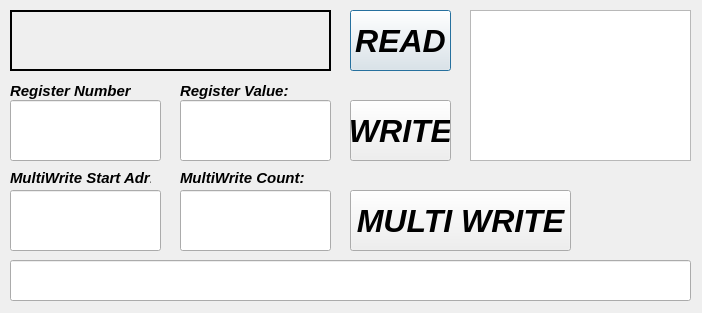
erenakyol09/modbus_rtu_programming, file design.ui: the form before one commit.
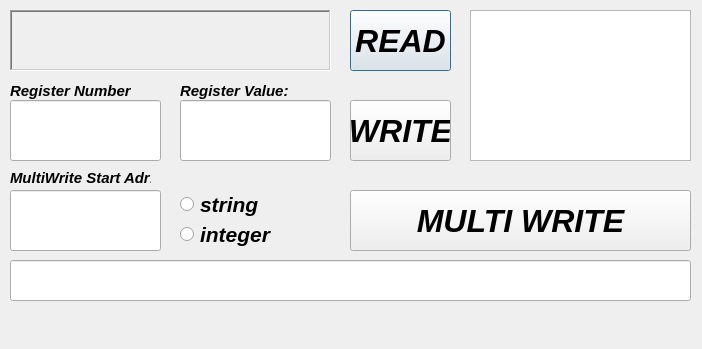
The form after the commit.

Commit message: sırayla fonksiyonlar ekleniyor.

Diff of the .ui file:
```diff
--- a/design.ui
+++ b/design.ui
@@ -7,7 +7,7 @@
     <x>0</x>
     <y>0</y>
     <width>702</width>
-    <height>313</height>
+    <height>349</height>
    </rect>
   </property>
   <property name="windowTitle">
@@ -57,6 +57,9 @@
    <property name="frameShape">
     <enum>QFrame::WinPanel</enum>
    </property>
+   <property name="frameShadow">
+    <enum>QFrame::Sunken</enum>
+   </property>
    <property name="text">
     <string/>
    </property>
@@ -169,7 +172,7 @@
     <rect>
      <x>350</x>
      <y>190</y>
-     <width>221</width>
+     <width>341</width>
      <height>61</height>
     </rect>
    </property>
@@ -195,16 +198,6 @@
     </rect>
    </property>
   </widget>
-  <widget class="QLineEdit" name="registerMultiWriteCount">
-   <property name="geometry">
-    <rect>
-     <x>180</x>
-     <y>190</y>
-     <width>151</width>
-     <height>61</height>
-    </rect>
-   </property>
-  </widget>
   <widget class="QLabel" name="label_4">
    <property name="geometry">
     <rect>
@@ -229,22 +222,530 @@
   <widget class="QLabel" name="label_5">
    <property name="geometry">
     <rect>
+     <x>10</x>
+     <y>310</y>
+     <width>681</width>
+     <height>31</height>
+    </rect>
+   </property>
+   <property name="palette">
+    <palette>
+     <active>
+      <colorrole role="WindowText">
+       <brush brushstyle="SolidPattern">
+        <color alpha="255">
+         <red>170</red>
+         <green>0</green>
+         <blue>0</blue>
+        </color>
+       </brush>
+      </colorrole>
+      <colorrole role="Button">
+       <brush brushstyle="SolidPattern">
+        <color alpha="255">
+         <red>85</red>
+         <green>170</green>
+         <blue>255</blue>
+        </color>
+       </brush>
+      </colorrole>
+      <colorrole role="Light">
+       <brush brushstyle="SolidPattern">
+        <color alpha="255">
+         <red>212</red>
+         <green>234</green>
+         <blue>255</blue>
+        </color>
+       </brush>
+      </colorrole>
+      <colorrole role="Midlight">
+       <brush brushstyle="SolidPattern">
+        <color alpha="255">
+         <red>148</red>
+         <green>202</green>
+         <blue>255</blue>
+        </color>
+       </brush>
+      </colorrole>
+      <colorrole role="Dark">
+       <brush brushstyle="SolidPattern">
+        <color alpha="255">
+         <red>42</red>
+         <green>85</green>
+         <blue>127</blue>
+        </color>
+       </brush>
+      </colorrole>
+      <colorrole role="Mid">
+       <brush brushstyle="SolidPattern">
+        <color alpha="255">
+         <red>57</red>
+         <green>113</green>
+         <blue>170</blue>
+        </color>
+       </brush>
+      </colorrole>
+      <colorrole role="Text">
+       <brush brushstyle="SolidPattern">
+        <color alpha="255">
+         <red>0</red>
+         <green>0</green>
+         <blue>0</blue>
+        </color>
+       </brush>
+      </colorrole>
+      <colorrole role="BrightText">
+       <brush brushstyle="SolidPattern">
+        <color alpha="255">
+         <red>255</red>
+         <green>255</green>
+         <blue>255</blue>
+        </color>
+       </brush>
+      </colorrole>
+      <colorrole role="ButtonText">
+       <brush brushstyle="SolidPattern">
+        <color alpha="255">
+         <red>0</red>
+         <green>0</green>
+         <blue>0</blue>
+        </color>
+       </brush>
+      </colorrole>
+      <colorrole role="Base">
+       <brush brushstyle="SolidPattern">
+        <color alpha="255">
+         <red>255</red>
+         <green>255</green>
+         <blue>255</blue>
+        </color>
+       </brush>
+      </colorrole>
+      <colorrole role="Window">
+       <brush brushstyle="SolidPattern">
+        <color alpha="255">
+         <red>85</red>
+         <green>170</green>
+         <blue>255</blue>
+        </color>
+       </brush>
+      </colorrole>
+      <colorrole role="Shadow">
+       <brush brushstyle="SolidPattern">
+        <color alpha="255">
+         <red>0</red>
+         <green>0</green>
+         <blue>0</blue>
+        </color>
+       </brush>
+      </colorrole>
+      <colorrole role="AlternateBase">
+       <brush brushstyle="SolidPattern">
+        <color alpha="255">
+         <red>170</red>
+         <green>212</green>
+         <blue>255</blue>
+        </color>
+       </brush>
+      </colorrole>
+      <colorrole role="ToolTipBase">
+       <brush brushstyle="SolidPattern">
+        <color alpha="255">
+         <red>255</red>
+         <green>255</green>
+         <blue>220</blue>
+        </color>
+       </brush>
+      </colorrole>
+      <colorrole role="ToolTipText">
+       <brush brushstyle="SolidPattern">
+        <color alpha="255">
+         <red>0</red>
+         <green>0</green>
+         <blue>0</blue>
+        </color>
+       </brush>
+      </colorrole>
+      <colorrole role="PlaceholderText">
+       <brush brushstyle="SolidPattern">
+        <color alpha="128">
+         <red>0</red>
+         <green>0</green>
+         <blue>0</blue>
+        </color>
+       </brush>
+      </colorrole>
+     </active>
+     <inactive>
+      <colorrole role="WindowText">
+       <brush brushstyle="SolidPattern">
+        <color alpha="255">
+         <red>170</red>
+         <green>0</green>
+         <blue>0</blue>
+        </color>
+       </brush>
+      </colorrole>
+      <colorrole role="Button">
+       <brush brushstyle="SolidPattern">
+        <color alpha="255">
+         <red>85</red>
+         <green>170</green>
+         <blue>255</blue>
+        </color>
+       </brush>
+      </colorrole>
+      <colorrole role="Light">
+       <brush brushstyle="SolidPattern">
+        <color alpha="255">
+         <red>212</red>
+         <green>234</green>
+         <blue>255</blue>
+        </color>
+       </brush>
+      </colorrole>
+      <colorrole role="Midlight">
+       <brush brushstyle="SolidPattern">
+        <color alpha="255">
+         <red>148</red>
+         <green>202</green>
+         <blue>255</blue>
+        </color>
+       </brush>
+      </colorrole>
+      <colorrole role="Dark">
+       <brush brushstyle="SolidPattern">
+        <color alpha="255">
+         <red>42</red>
+         <green>85</green>
+         <blue>127</blue>
+        </color>
+       </brush>
+      </colorrole>
+      <colorrole role="Mid">
+       <brush brushstyle="SolidPattern">
+        <color alpha="255">
+         <red>57</red>
+         <green>113</green>
+         <blue>170</blue>
+        </color>
+       </brush>
+      </colorrole>
+      <colorrole role="Text">
+       <brush brushstyle="SolidPattern">
+        <color alpha="255">
+         <red>0</red>
+         <green>0</green>
+         <blue>0</blue>
+        </color>
+       </brush>
+      </colorrole>
+      <colorrole role="BrightText">
+       <brush brushstyle="SolidPattern">
+        <color alpha="255">
+         <red>255</red>
+         <green>255</green>
+         <blue>255</blue>
+        </color>
+       </brush>
+      </colorrole>
+      <colorrole role="ButtonText">
+       <brush brushstyle="SolidPattern">
+        <color alpha="255">
+         <red>0</red>
+         <green>0</green>
+         <blue>0</blue>
+        </color>
+       </brush>
+      </colorrole>
+      <colorrole role="Base">
+       <brush brushstyle="SolidPattern">
+        <color alpha="255">
+         <red>255</red>
+         <green>255</green>
+         <blue>255</blue>
+        </color>
+       </brush>
+      </colorrole>
+      <colorrole role="Window">
+       <brush brushstyle="SolidPattern">
+        <color alpha="255">
+         <red>85</red>
+         <green>170</green>
+         <blue>255</blue>
+        </color>
+       </brush>
+      </colorrole>
+      <colorrole role="Shadow">
+       <brush brushstyle="SolidPattern">
+        <color alpha="255">
+         <red>0</red>
+         <green>0</green>
+         <blue>0</blue>
+        </color>
+       </brush>
+      </colorrole>
+      <colorrole role="AlternateBase">
+       <brush brushstyle="SolidPattern">
+        <color alpha="255">
+         <red>170</red>
+         <green>212</green>
+         <blue>255</blue>
+        </color>
+       </brush>
+      </colorrole>
+      <colorrole role="ToolTipBase">
+       <brush brushstyle="SolidPattern">
+        <color alpha="255">
+         <red>255</red>
+         <green>255</green>
+         <blue>220</blue>
+        </color>
+       </brush>
+      </colorrole>
+      <colorrole role="ToolTipText">
+       <brush brushstyle="SolidPattern">
+        <color alpha="255">
+         <red>0</red>
+         <green>0</green>
+         <blue>0</blue>
+        </color>
+       </brush>
+      </colorrole>
+      <colorrole role="PlaceholderText">
+       <brush brushstyle="SolidPattern">
+        <color alpha="128">
+         <red>0</red>
+         <green>0</green>
+         <blue>0</blue>
+        </color>
+       </brush>
+      </colorrole>
+     </inactive>
+     <disabled>
+      <colorrole role="WindowText">
+       <brush brushstyle="SolidPattern">
+        <color alpha="255">
+         <red>42</red>
+         <green>85</green>
+         <blue>127</blue>
+        </color>
+       </brush>
+      </colorrole>
+      <colorrole role="Button">
+       <brush brushstyle="SolidPattern">
+        <color alpha="255">
+         <red>85</red>
+         <green>170</green>
+         <blue>255</blue>
+        </color>
+       </brush>
+      </colorrole>
+      <colorrole role="Light">
+       <brush brushstyle="SolidPattern">
+        <color alpha="255">
+         <red>212</red>
+         <green>234</green>
+         <blue>255</blue>
+        </color>
+       </brush>
+      </colorrole>
+      <colorrole role="Midlight">
+       <brush brushstyle="SolidPattern">
+        <color alpha="255">
+         <red>148</red>
+         <green>202</green>
+         <blue>255</blue>
+        </color>
+       </brush>
+      </colorrole>
+      <colorrole role="Dark">
+       <brush brushstyle="SolidPattern">
+        <color alpha="255">
+         <red>42</red>
+         <green>85</green>
+         <blue>127</blue>
+        </color>
+       </brush>
+      </colorrole>
+      <colorrole role="Mid">
+       <brush brushstyle="SolidPattern">
+        <color alpha="255">
+         <red>57</red>
+         <green>113</green>
+         <blue>170</blue>
+        </color>
+       </brush>
+      </colorrole>
+      <colorrole role="Text">
+       <brush brushstyle="SolidPattern">
+        <color alpha="255">
+         <red>42</red>
+         <green>85</green>
+         <blue>127</blue>
+        </color>
+       </brush>
+      </colorrole>
+      <colorrole role="BrightText">
+       <brush brushstyle="SolidPattern">
+        <color alpha="255">
+         <red>255</red>
+         <green>255</green>
+         <blue>255</blue>
+        </color>
+       </brush>
+      </colorrole>
+      <colorrole role="ButtonText">
+       <brush brushstyle="SolidPattern">
+        <color alpha="255">
+         <red>42</red>
+         <green>85</green>
+         <blue>127</blue>
+        </color>
+       </brush>
+      </colorrole>
+      <colorrole role="Base">
+       <brush brushstyle="SolidPattern">
+        <color alpha="255">
+         <red>85</red>
+         <green>170</green>
+         <blue>255</blue>
+        </color>
+       </brush>
+      </colorrole>
+      <colorrole role="Window">
+       <brush brushstyle="SolidPattern">
+        <color alpha="255">
+         <red>85</red>
+         <green>170</green>
+         <blue>255</blue>
+        </color>
+       </brush>
+      </colorrole>
+      <colorrole role="Shadow">
+       <brush brushstyle="SolidPattern">
+        <color alpha="255">
+         <red>0</red>
+         <green>0</green>
+         <blue>0</blue>
+        </color>
+       </brush>
+      </colorrole>
+      <colorrole role="AlternateBase">
+       <brush brushstyle="SolidPattern">
+        <color alpha="255">
+         <red>85</red>
+         <green>170</green>
+         <blue>255</blue>
+        </color>
+       </brush>
+      </colorrole>
+      <colorrole role="ToolTipBase">
+       <brush brushstyle="SolidPattern">
+        <color alpha="255">
+         <red>255</red>
+         <green>255</green>
+         <blue>220</blue>
+        </color>
+       </brush>
+      </colorrole>
+      <colorrole role="ToolTipText">
+       <brush brushstyle="SolidPattern">
+        <color alpha="255">
+         <red>0</red>
+         <green>0</green>
+         <blue>0</blue>
+        </color>
+       </brush>
+      </colorrole>
+      <colorrole role="PlaceholderText">
+       <brush brushstyle="SolidPattern">
+        <color alpha="128">
+         <red>0</red>
+         <green>0</green>
+         <blue>0</blue>
+        </color>
+       </brush>
+      </colorrole>
+     </disabled>
+    </palette>
+   </property>
+   <property name="font">
+    <font>
+     <pointsize>18</pointsize>
+     <weight>75</weight>
+     <italic>true</italic>
+     <bold>true</bold>
+    </font>
+   </property>
+   <property name="mouseTracking">
+    <bool>true</bool>
+   </property>
+   <property name="tabletTracking">
+    <bool>false</bool>
+   </property>
+   <property name="layoutDirection">
+    <enum>Qt::LeftToRight</enum>
+   </property>
+   <property name="autoFillBackground">
+    <bool>false</bool>
+   </property>
+   <property name="frameShape">
+    <enum>QFrame::NoFrame</enum>
+   </property>
+   <property name="frameShadow">
+    <enum>QFrame::Plain</enum>
+   </property>
+   <property name="text">
+    <string/>
+   </property>
+   <property name="scaledContents">
+    <bool>false</bool>
+   </property>
+   <property name="alignment">
+    <set>Qt::AlignCenter</set>
+   </property>
+  </widget>
+  <widget class="QRadioButton" name="radioButtonString">
+   <property name="geometry">
+    <rect>
      <x>180</x>
-     <y>170</y>
-     <width>141</width>
-     <height>16</height>
+     <y>190</y>
+     <width>151</width>
+     <height>28</height>
     </rect>
    </property>
    <property name="font">
     <font>
-     <pointsize>11</pointsize>
+     <pointsize>16</pointsize>
      <weight>75</weight>
      <italic>true</italic>
      <bold>true</bold>
     </font>
    </property>
    <property name="text">
-    <string>MultiWrite Count:</string>
+    <string>string</string>
+   </property>
+  </widget>
+  <widget class="QRadioButton" name="radioButtonInteger">
+   <property name="geometry">
+    <rect>
+     <x>180</x>
+     <y>220</y>
+     <width>151</width>
+     <height>28</height>
+    </rect>
+   </property>
+   <property name="font">
+    <font>
+     <pointsize>16</pointsize>
+     <weight>75</weight>
+     <italic>true</italic>
+     <bold>true</bold>
+    </font>
+   </property>
+   <property name="text">
+    <string>integer</string>
    </property>
   </widget>
  </widget>
```
Left out of the diff: 5 changed lines with no effect on the pictures. The commit also changes 1 other file.
